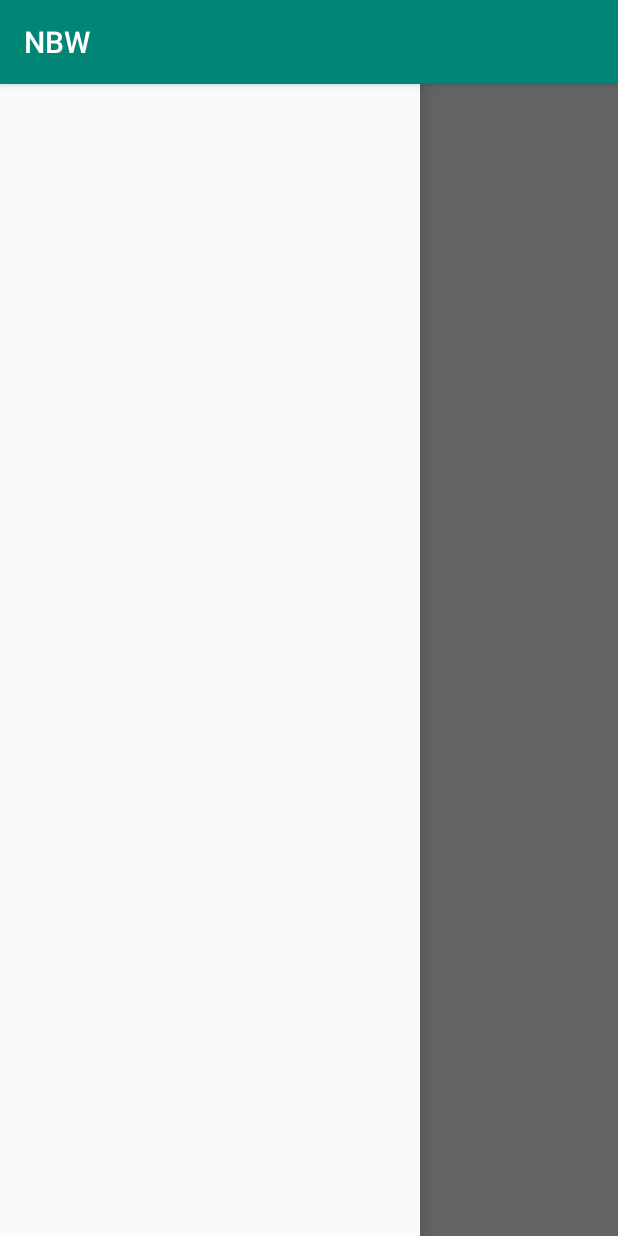
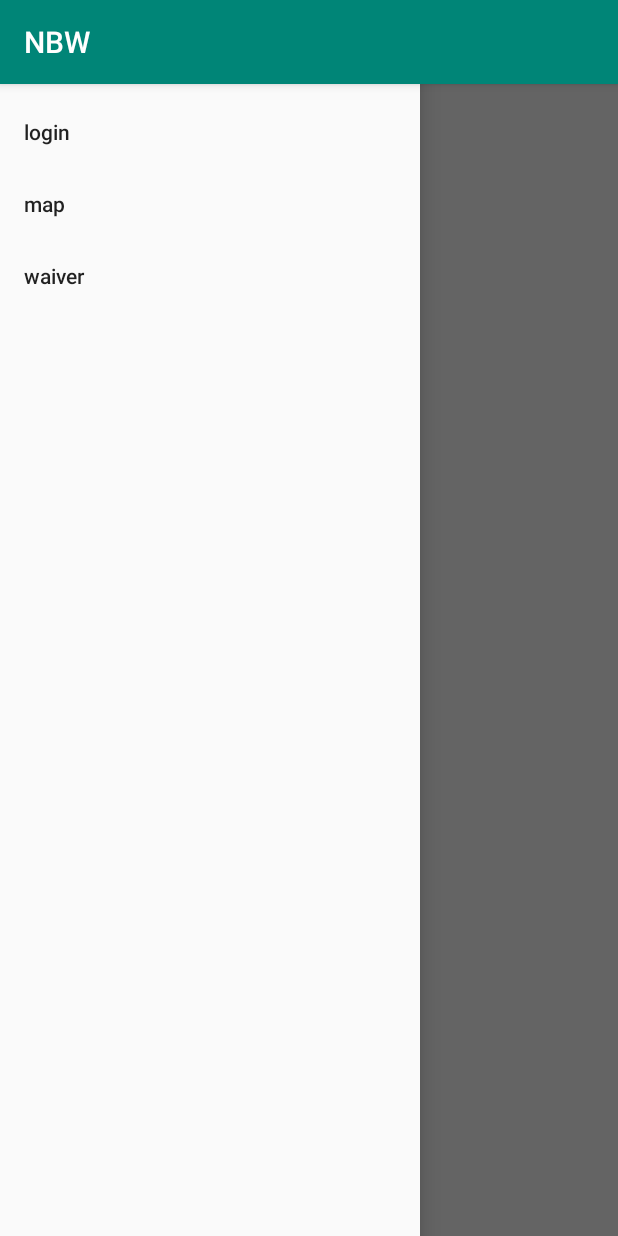
Before and after one commit to NBW-AndroidApp/NBW-jetpack, an Android app: the screen it shows after launch (MainActivity), with the side drawer open, on a phone screen of 412 x 824 dp. Run offline under Robolectric (Android 15) with nearby library versions, the phone set to English and light mode, and no system bars.

Commit message:
got titles on the sidebar

```diff
--- a/app/src/main/res/layout/main_activity.xml
+++ b/app/src/main/res/layout/main_activity.xml
@@ -30,5 +30,6 @@
         android:layout_width="wrap_content"
         android:layout_height="match_parent"
         android:layout_gravity="start"
-        android:fitsSystemWindows="true" />
+        android:fitsSystemWindows="true"
+        app:menu="@menu/drawer_view" />
 </android.support.v4.widget.DrawerLayout>
--- /dev/null
+++ b/app/src/main/res/menu/drawer_view.xml
@@ -0,0 +1,14 @@
+<?xml version="1.0" encoding="utf-8"?>
+<menu xmlns:android="http://schemas.android.com/apk/res/android" >
+    <group android:checkableBehavior="single">
+        <item
+            android:id="@+id/nav_login"
+            android:title="@string/login_title" />
+        <item
+            android:id="@+id/nav_map"
+            android:title="@string/map_title" />
+        <item
+            android:id="@+id/nav_waiver"
+            android:title="@string/waiver_title" />
+    </group>
+</menu>
--- a/app/src/main/res/navigation/nav_graph.xml
+++ b/app/src/main/res/navigation/nav_graph.xml
@@ -3,21 +3,21 @@
     xmlns:app="http://schemas.android.com/apk/res-auto"
     xmlns:tools="http://schemas.android.com/tools"
     android:id="@+id/nav_graph"
-    app:startDestination="@id/login">
+    app:startDestination="@id/loginFragment">
 
     <fragment
-        android:id="@+id/login"
+        android:id="@+id/loginFragment"
         android:name="org.nieghborhoodbikeworks.nbw.ui.login.LoginFragment"
         android:label="login_fragment"
-        tools:layout="@layout/login_fragment">
-        <action
-            android:id="@+id/action_login_to_waiver"
-            app:destination="@id/waiver" />
-    </fragment>
+        tools:layout="@layout/login_fragment"></fragment>
     <fragment
-        android:id="@+id/waiver"
+        android:id="@+id/waiverFragment"
         android:name="org.nieghborhoodbikeworks.nbw.ui.waiver.WaiverFragment"
         android:label="waiver_fragment"
         tools:layout="@layout/waiver_fragment" />
-
+    <fragment
+        android:id="@+id/mapFragment"
+        android:name="org.nieghborhoodbikeworks.nbw.ui.map.MapFragment"
+        android:label="map_fragment"
+        tools:layout="@layout/map_fragment" />
 </navigation>
--- a/app/src/main/res/values/strings.xml
+++ b/app/src/main/res/values/strings.xml
@@ -40,5 +40,8 @@
         habitant. Aliquam sem fringilla ut morbi. Sagittis aliquam malesuada bibendum arcu vitae.
 
     </string>
+    <string name="login_title">login</string>
+    <string name="map_title">map</string>
+    <string name="waiver_title">waiver</string>
 
 </resources>
```
Also changed, not shown: app/src/main/java/org/nieghborhoodbikeworks/nbw/ui/map/MapFragment.java (added, +35 -0 lines), app/src/main/java/org/nieghborhoodbikeworks/nbw/ui/map/MapViewModel.java (added, +7 -0 lines), app/src/main/res/layout/map_fragment.xml (added, +13 -0 lines).
